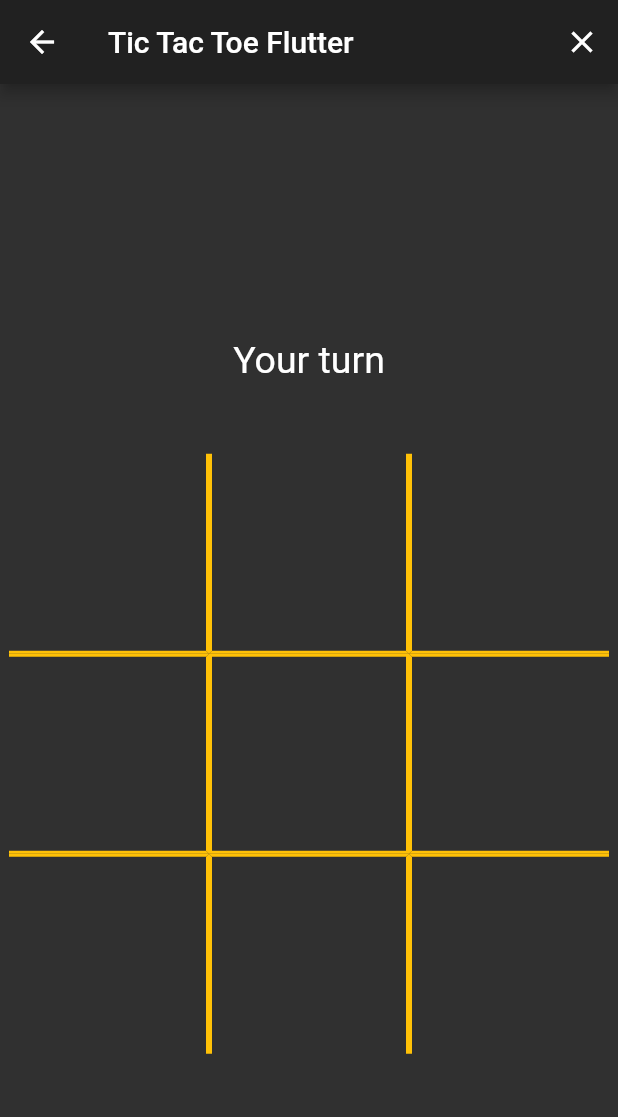
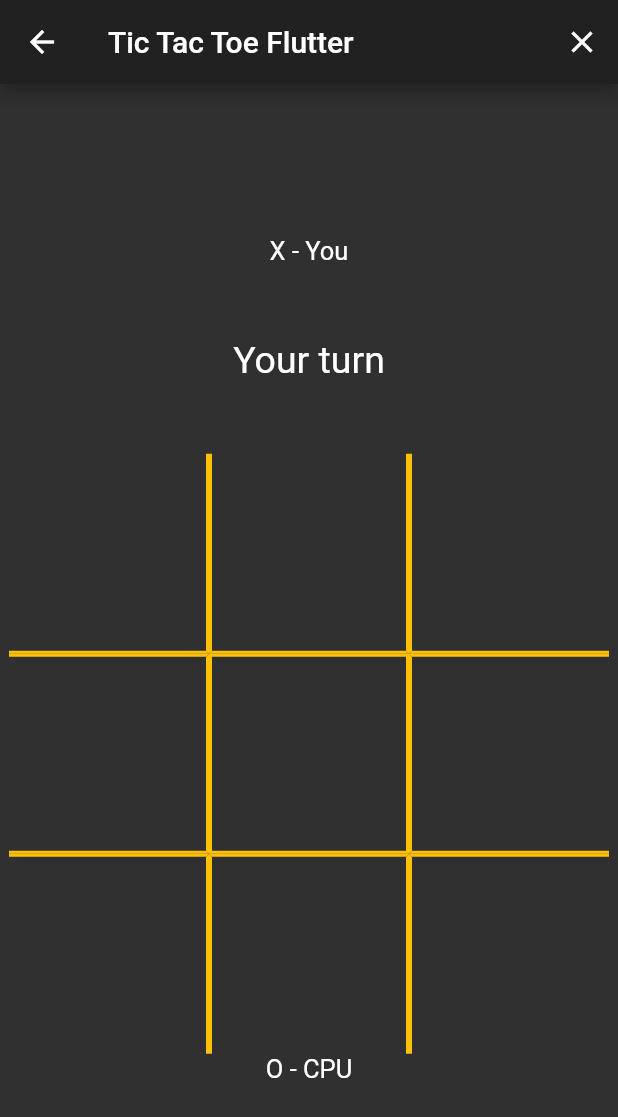
Before and after one commit to stephtelolahy/TicTacToe-Flutter, a Flutter app: the HomeView screen opened directly, after a tap on "TRAINING", on a phone screen of 412 x 824 dp. Shown: the top 1117 px of the screen. Run offline on Flutter 3.47's test engine with Material 2 defaults, Android fonts, the phone set to English and light mode, and no system bars; our stand-ins replace cloud_firestore, firebase_auth, firebase_core, flutter_signin_button, get_it, google_sign_in; accounts and stored records are empty.

Commit message:
show game users

```diff
--- a/lib/data/models/user.dart
+++ b/lib/data/models/user.dart
@@ -10,7 +10,7 @@ class User {
       : id = json['id'] as String,
         name = json['name'] as String,
         photoURL = json['photoURL'] as String,
-        score = json['score'] as int;
+        score = (json['score'] as int?) ?? 0;
 
   Map<String, Object> toJson() {
     return {'id': id, 'name': name, 'photoURL': photoURL};
--- a/lib/data/services/database.dart
+++ b/lib/data/services/database.dart
@@ -74,10 +74,19 @@ class DatabaseService {
   Future<Map<String, User>> getGameUsers(String id) async {
     final snapshot = await _gamesRef.doc(id).get();
     final users = snapshot.get('users') as Map<String, dynamic>;
-    print("users: $users");
-    // TODO: get user details
     Map<String, User> result = Map();
+    for (var key in users.keys) {
+      final userId = users[key] as String;
+      result[key] = await _getUser(userId);
+    }
+    print('getGameUsers $result');
     return result;
+  }
+
+  Future<User> _getUser(String id) async {
+    final snapshot = await _usersRef.doc(id).get();
+    final data = snapshot.data() as Map<String, Object?>;
+    return User.fromJson(data);
   }
 
   Future<void> updateGame(String id, Game game) {
--- a/lib/ui/game/game_model.dart
+++ b/lib/ui/game/game_model.dart
@@ -28,6 +28,8 @@ class GameModel extends ChangeNotifier {
 
   Message? get message => _message;
 
+  Map<String, User> get users => _users;
+
   initializeLocalGame() {
     final game = Game.newGame();
     _engine = GameEngineLocal(game: game);
@@ -38,17 +40,17 @@ class GameModel extends ChangeNotifier {
     _aiPlayer = Game.P2;
     _ai = MiniMaxAi();
 
+    _users = {
+      Game.P1: User('', 'You', '', 0),
+      Game.P2: User('', 'CPU', '', 0)
+    };
+
     _engine.gameStream.listen((game) {
       _game = game;
       _message = _buildMessage(game);
       notifyListeners();
       _runAi();
     });
-
-    _users = {
-      Game.P1: User('0', 'You', '', 0),
-      Game.P2: User('1', 'CPU', '', 0)
-    };
   }
 
   initializeRemoteGame(String gameId, String controlledPlayer) {
--- a/lib/ui/game/game_view.dart
+++ b/lib/ui/game/game_view.dart
@@ -1,12 +1,12 @@
 import 'package:flutter/material.dart';
 import 'package:provider/provider.dart';
 
+import '../../data/models/game.dart';
+import '../../data/models/user.dart';
 import 'game_model.dart';
 import 'widget/field_widget.dart';
 
 class GameView extends StatelessWidget {
-  // Online Game identifier
-  // If null, then load local game VS AI
   final String? gameId;
   final String? controlledPlayer;
 
@@ -14,8 +14,7 @@ class GameView extends StatelessWidget {
 
   @override
   Widget build(BuildContext context) {
-    return ChangeNotifierProvider<GameModel>(
-        create: (context) {
+    return ChangeNotifierProvider<GameModel>(create: (context) {
       final model = GameModel();
       if (gameId != null && controlledPlayer != null) {
         model.initializeRemoteGame(gameId!, controlledPlayer!);
@@ -23,9 +22,8 @@ class GameView extends StatelessWidget {
         model.initializeLocalGame();
       }
       return model;
-        },
-        child: Consumer<GameModel>(
-            builder: (context, model, child) => Scaffold(
+    }, child: Consumer<GameModel>(builder: (context, model, child) {
+      return Scaffold(
           appBar: AppBar(
             title: Text("Tic Tac Toe Flutter"),
             actions: [
@@ -34,23 +32,28 @@ class GameView extends StatelessWidget {
                   icon: Icon(Icons.close_outlined))
             ],
           ),
-                body: model.board != null
+          body: Container(
+              constraints: BoxConstraints.expand(),
+              child: Column(
+                mainAxisAlignment: MainAxisAlignment.center,
+                children: [
+                  _usersWidget(context, Game.P1, model.users[Game.P1]),
+                  Padding(
+                    padding: const EdgeInsets.all(48),
+                    child: Text(model.message?.displayText() ?? '',
+                        style: TextStyle(fontSize: 25)),
+                  ),
+                  model.board != null
                       ? _boardWidget(model, context)
-                    : _loaderWidget(context))));
+                      : _loaderWidget(context),
+                  _usersWidget(context, Game.P2, model.users[Game.P2]),
+                ],
+              )));
+    }));
   }
 
   Widget _boardWidget(GameModel model, BuildContext context) {
     return Container(
-        constraints: BoxConstraints.expand(),
-        child: Column(
-          mainAxisAlignment: MainAxisAlignment.center,
-          children: [
-            Padding(
-              padding: const EdgeInsets.all(48),
-              child: Text(_displayText(model.message),
-                  style: TextStyle(fontSize: 25)),
-            ),
-            Container(
       height: 400,
       width: 400,
       child: GridView.count(
@@ -63,26 +66,7 @@ class GameView extends StatelessWidget {
           );
         }),
       ),
-            ),
-          ],
-        ));
-  }
-
-  String _displayText(Message? message) {
-    switch (message) {
-      case Message.yourTurn:
-        return "Your turn";
-      case Message.opponentTurn:
-        return "Wait opponent's turn";
-      case Message.win:
-        return "You win 🎉";
-      case Message.draw:
-        return "Draw!";
-      case Message.loose:
-        return "You lose :(";
-      default:
-        return "";
-    }
+    );
   }
 
   Widget _loaderWidget(BuildContext context) {
@@ -99,4 +83,31 @@ class GameView extends StatelessWidget {
       ),
     );
   }
+
+  Widget _usersWidget(BuildContext context, String player, User? user) {
+    if (user == null) {
+      return Container();
     }
+
+    return Text("$player - ${user.name}", style: TextStyle(fontSize: 17));
+  }
+}
+
+extension Displaying on Message {
+  String displayText() {
+    switch (this) {
+      case Message.yourTurn:
+        return "Your turn";
+      case Message.opponentTurn:
+        return "Wait opponent's turn";
+      case Message.win:
+        return "You win 🎉";
+      case Message.draw:
+        return "Draw!";
+      case Message.loose:
+        return "You lose :(";
+      default:
+        return "";
+    }
+  }
+}
```
Lines whose indentation alone changed are shown as unchanged.
